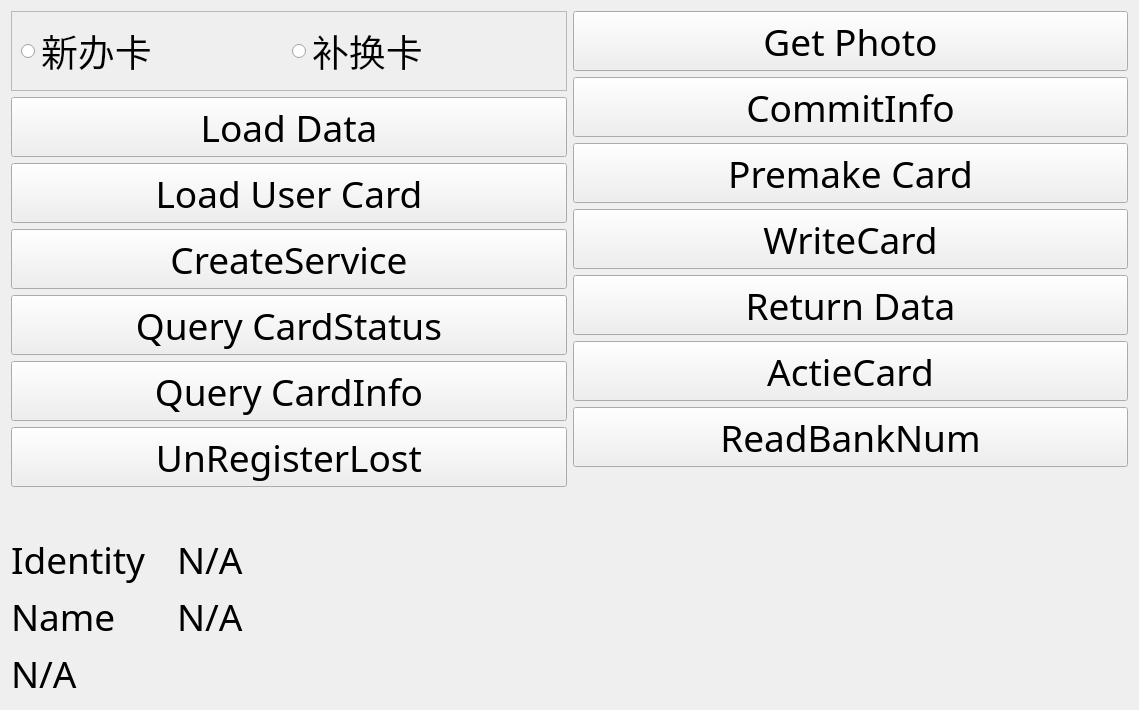
Qt form SSCard_System/Sys_sscardservicet.ui (leithergit/SSCard_System) before a commit.
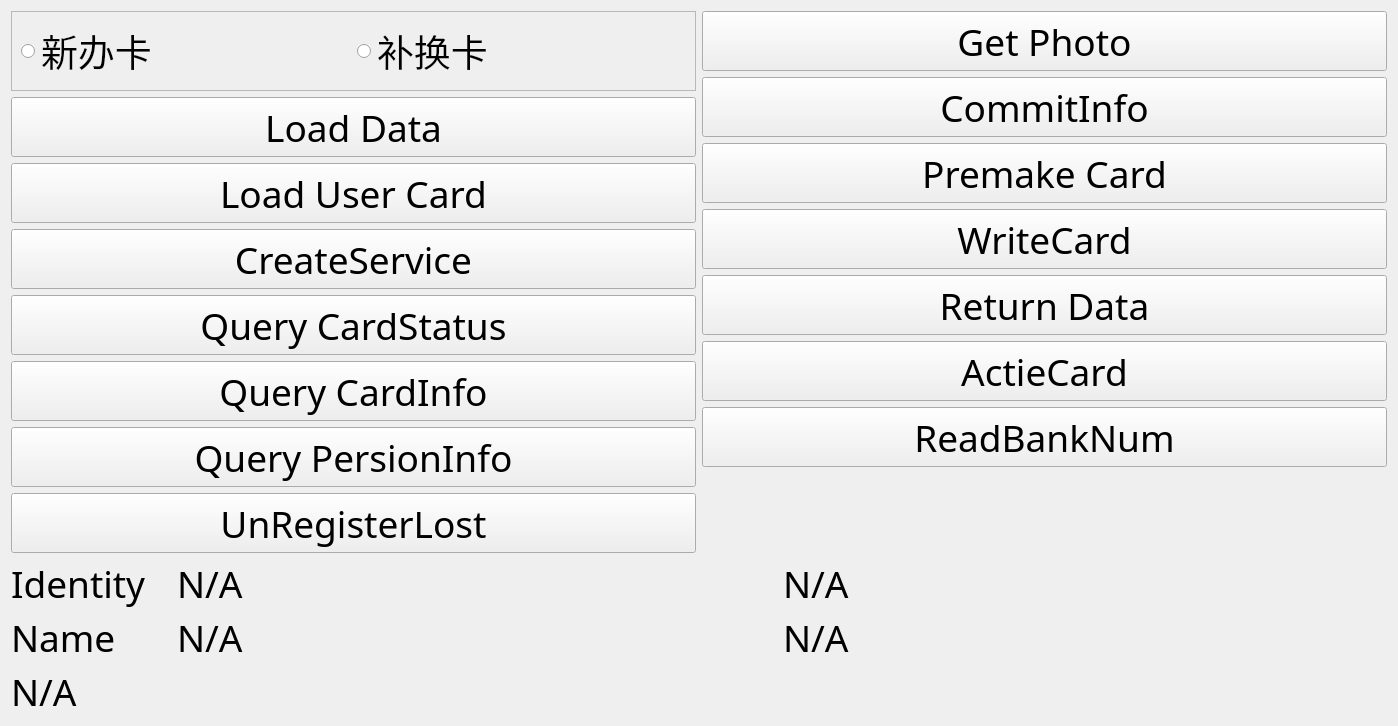
The same form after that commit.

Patch:
```diff
--- a/SSCard_System/Sys_sscardservicet.ui
+++ b/SSCard_System/Sys_sscardservicet.ui
@@ -6,7 +6,7 @@
    <rect>
     <x>0</x>
     <y>0</y>
-    <width>1139</width>
+    <width>1398</width>
     <height>710</height>
    </rect>
   </property>
@@ -151,6 +151,25 @@
          </property>
         </widget>
        </item>
+       <item>
+        <widget class="QPushButton" name="pushButton_QueryPersonInfo">
+         <property name="minimumSize">
+          <size>
+           <width>320</width>
+           <height>60</height>
+          </size>
+         </property>
+         <property name="font">
+          <font>
+           <family>思源黑体 CN Normal</family>
+           <pointsize>28</pointsize>
+          </font>
+         </property>
+         <property name="text">
+          <string>Query PersionInfo</string>
+         </property>
+        </widget>
+       </item>
        <item>
         <widget class="QPushButton" name="pushButton_UnRegisterLost">
          <property name="minimumSize">
@@ -380,6 +399,28 @@
        </property>
       </widget>
      </item>
+     <item>
+      <widget class="QLabel" name="label_BankNum">
+       <property name="minimumSize">
+        <size>
+         <width>600</width>
+         <height>48</height>
+        </size>
+       </property>
+       <property name="font">
+        <font>
+         <family>思源黑体 CN Normal</family>
+         <pointsize>28</pointsize>
+        </font>
+       </property>
+       <property name="styleSheet">
+        <string notr="true"/>
+       </property>
+       <property name="text">
+        <string>N/A</string>
+       </property>
+      </widget>
+     </item>
      <item>
       <spacer name="horizontalSpacer">
        <property name="orientation">
@@ -435,6 +476,25 @@
        </property>
       </widget>
      </item>
+     <item>
+      <widget class="QLabel" name="label_ChipNum">
+       <property name="minimumSize">
+        <size>
+         <width>600</width>
+         <height>48</height>
+        </size>
+       </property>
+       <property name="font">
+        <font>
+         <family>思源黑体 CN Normal</family>
+         <pointsize>28</pointsize>
+        </font>
+       </property>
+       <property name="text">
+        <string>N/A</string>
+       </property>
+      </widget>
+     </item>
      <item>
       <spacer name="horizontalSpacer_2">
        <property name="orientation">
```
